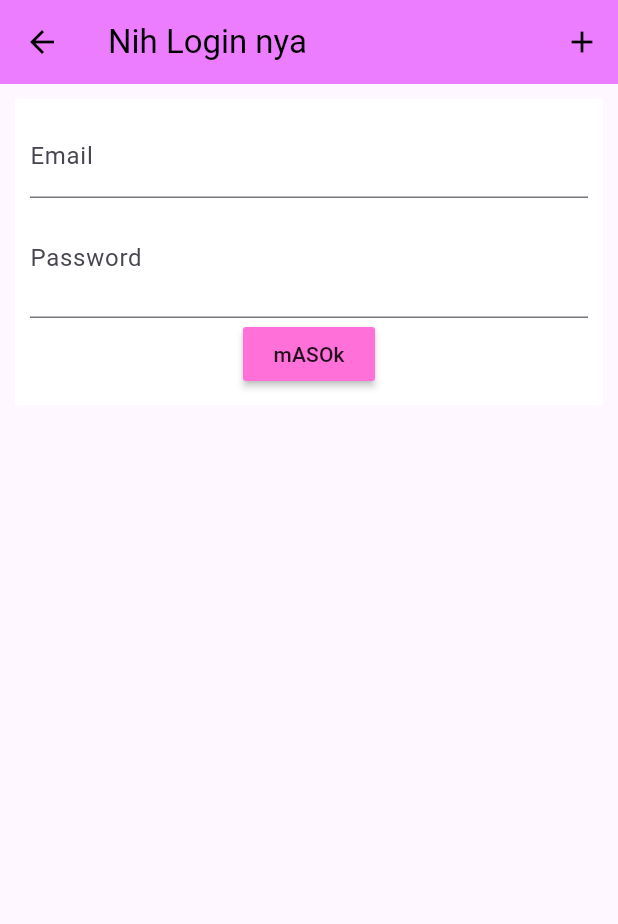
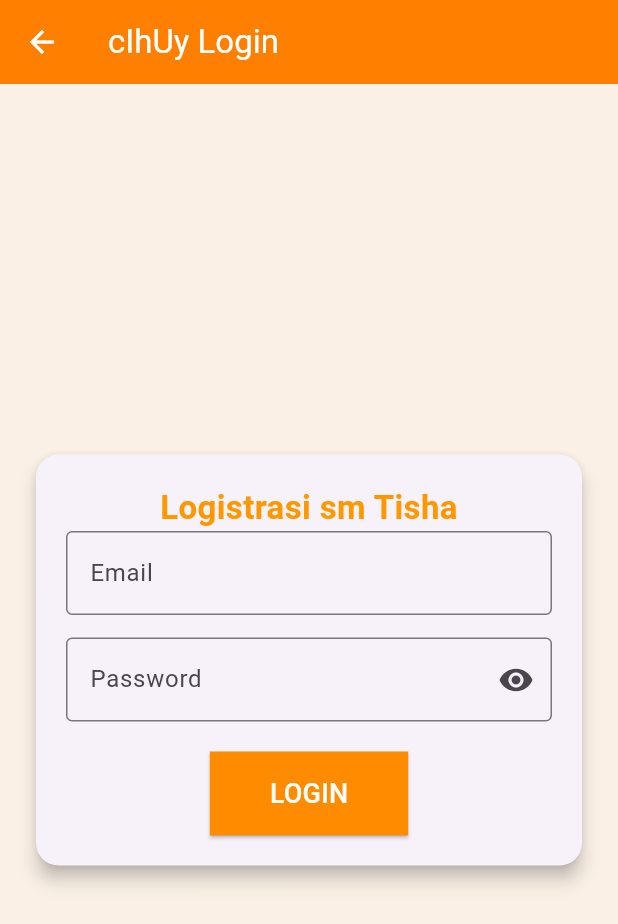
Before and after one commit to tishaProjek/tisha-suka-belajar, a Flutter app: the LoginView screen opened by its route, on a phone screen of 412 x 824 dp. Shown: the top 924 px of the screen. Run offline on Flutter 3.47's test engine with Material 3 defaults, Android fonts, the light colour scheme and no system bars; our stand-ins replace shared_preferences; accounts and stored records are empty.

Commit message:
Memperbarui repository

```diff
--- a/lib/views/login_view.dart
+++ b/lib/views/login_view.dart
@@ -1,9 +1,6 @@
 import 'package:flutter/material.dart';
-import 'package:tokob_online/services/user.dart';
 import 'package:tokob_online/widgets/alert.dart';
 import 'package:tokob_online/services/user.dart';
-import 'package:tokob_online/widgets/alert.dart';
-import 'package:tokob_online/views/register_user_view.dart';
 import 'package:tokob_online/views/dasboard.dart';
 
 class LoginView extends StatefulWidget {
@@ -24,109 +21,136 @@ class _LoginViewState extends State<LoginView> {
   @override
   Widget build(BuildContext context) {
     return Scaffold(
+      backgroundColor: const Color.fromARGB(255, 250, 240, 230),
       appBar: AppBar(
-        title: Text("Nih Login nya"),
-        backgroundColor: const Color.fromARGB(255, 236, 125, 255),
-        foregroundColor: const Color.fromARGB(255, 0, 0, 0),
-        actions: [
-          IconButton(
-              onPressed: () {
-                Navigator.pushReplacementNamed(context, '/dashboard');
-              },
-              icon: Icon(Icons.add))
-        ],
+        title: Text("cIhUy Login"),
+        backgroundColor: const Color.fromARGB(255, 255, 128, 0),
+        foregroundColor: Colors.white,
       ),
-      body: SingleChildScrollView(
-        child: Container(
-          margin: EdgeInsets.all(10),
-          padding: EdgeInsets.all(10),
-          width: MediaQuery.of(context).size.width,
-          decoration: BoxDecoration(color: Colors.white),
+      body: Center(
+        child: Padding(
+          padding: const EdgeInsets.all(20.0),
+          child: Card(
+            shape:
+                RoundedRectangleBorder(borderRadius: BorderRadius.circular(15)),
+            elevation: 5,
+            child: Padding(
+              padding: const EdgeInsets.all(20.0),
               child: Column(
+                mainAxisSize: MainAxisSize.min,
                 children: [
                   Form(
                     key: formKey,
                     child: Column(
                       children: [
+                        Text(
+                          "Logistrasi sm Tisha",
+                          style: TextStyle(
+                            fontSize: 22,
+                            fontWeight: FontWeight.bold,
+                            color: Colors.orange,
+                          ),
+                          textAlign: TextAlign.center,
+                        ),
                         TextFormField(
                           controller: email,
-                        decoration: InputDecoration(label: Text("Email")),
+                          decoration: InputDecoration(
+                            labelText: "Email",
+                            border: OutlineInputBorder(),
+                          ),
                           validator: (value) {
                             if (value!.isEmpty) {
-                            return 'Email harus diisi';
-                          } else {
+                              return 'bagI lah Email';
+                            }
                             return null;
-                          }
                           },
                         ),
+                        SizedBox(height: 15),
                         TextFormField(
                           controller: password,
                           obscureText: showPass,
                           decoration: InputDecoration(
-                          label: Text("Password"),
-                          suffix: IconButton(
+                            labelText: "Password",
+                            border: OutlineInputBorder(),
+                            suffixIcon: IconButton(
                               onPressed: () {
                                 setState(() {
                                   showPass = !showPass;
                                 });
                               },
-                            icon: showPass
-                                ? Icon(Icons.visibility)
-                                : Icon(Icons.visibility_off),
+                              icon: Icon(showPass
+                                  ? Icons.visibility
+                                  : Icons.visibility_off),
                             ),
                           ),
                           validator: (value) {
                             if (value!.isEmpty) {
-                            return 'Password harus diisi';
-                          } else {
+                              return 'password nyaaa ??hm';
+                            }
                             return null;
-                          }
                           },
                         ),
-                      MaterialButton(
+                        SizedBox(height: 20),
+                        ElevatedButton(
                           onPressed: () async {
                             if (formKey.currentState!.validate()) {
                               setState(() {
-                              isLoading = false;
+                                isLoading = true;
                               });
+
                               var data = {
                                 "email": email.text,
                                 "password": password.text,
                               };
+
+                              try {
                                 var result = await user.loginUser(data);
                                 setState(() {
-                              isLoading = true;
+                                  isLoading = false;
                                 });
-                            print(result.message);
-                            print("Response Status: ${result.status}");
-                            print("Response Message: ${result.message}");
+                                print("Response dari server: $result");
 
                                 if (result.status == true) {
-                              AlertMessage()
-                                  .showAlert(context, result.message, true);
-                              print("Login status: ${result.status}");
-
-                              Future.delayed(Duration(seconds: 1), () {
-                                Navigator.pushReplacement(
-                                  context,
-                                  MaterialPageRoute(
-                                      builder: (context) => DashboardView()),
-                                );
+                                  AlertMessage().showAlert(context,
+                                      "ASeqk ManTap berhasil uy!", true);
+                                  Future.delayed(Duration(seconds: 2), () {
+                                    Navigator.pushReplacementNamed(
+                                        context, '/dashboard');
                                   });
                                 } else {
-                              AlertMessage()
-                                  .showAlert(context, result.message, false);
+                                  AlertMessage().showAlert(context,
+                                      "kayaknya ada yg salah, coba", false);
+                                }
+                              } catch (e) {
+
+                                setState(() {
+                                  isLoading = false;
+                                });
+                                AlertMessage().showAlert(
+                                    context, "Kayaknya ada yg salah, hmm", false);
                               }
                             }
                           },
-                        child: isLoading ==false
-                            ? Text("mASOk")
-                            : CircularProgressIndicator(),
-                        color: const Color.fromARGB(255, 255, 113, 217),
-                      )
+                          style: ElevatedButton.styleFrom(
+                            backgroundColor:
+                                const Color.fromARGB(255, 255, 140, 0),
+                            shape: RoundedRectangleBorder(
+                               ),
+                            padding: EdgeInsets.symmetric(
+                                horizontal: 40, vertical: 15),
+                          ),
+                          child: isLoading
+                              ? CircularProgressIndicator(color: Colors.white)
+                              : Text("LOGIN",
+                                  style: TextStyle(
+                                      fontSize: 18, color: Colors.white)),
+                        ),
                       ],
-                  ))
+                    ),
+                  ),
                 ],
+              ),
+            ),
           ),
         ),
       ),
--- a/lib/widgets/alert.dart
+++ b/lib/widgets/alert.dart
@@ -1,4 +1,5 @@
 import 'package:flutter/material.dart';
+import 'package:tokob_online/views/register_user_view.dart';
 
 
 class AlertMessage {
```
Also changed, not shown: lib/main.dart (+11 -11 lines), lib/models/barang_model.dart (added, +22 -0 lines), lib/models/movie.dart (deleted, +0 -24 lines), lib/services/barang.dart (renamed from lib/services/movie.dart, +21 -24 lines), lib/services/user.dart (+8 -9 lines), lib/views/barang_view.dart (added, +113 -0 lines), lib/views/dasboard.dart (+12 -8 lines), lib/views/movie_view.dart (deleted, +0 -88 lines), lib/views/register_user_view.dart (+85 -75 lines), lib/views/tambah_barang_view.dart (renamed from lib/views/tambah_movie_view.dart, +49 -40 lines), lib/widgets/botton_nav.dart (+4 -5 lines), 1 other file. Lines whose indentation alone changed are shown as unchanged.
